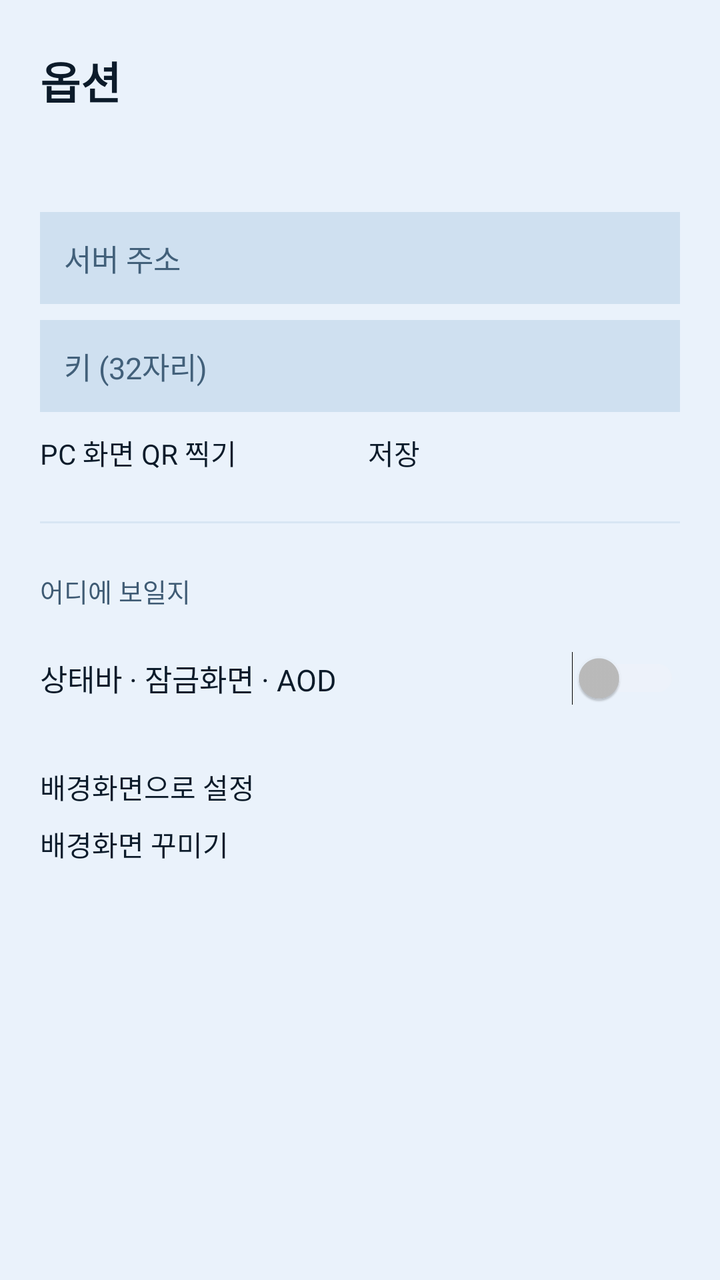
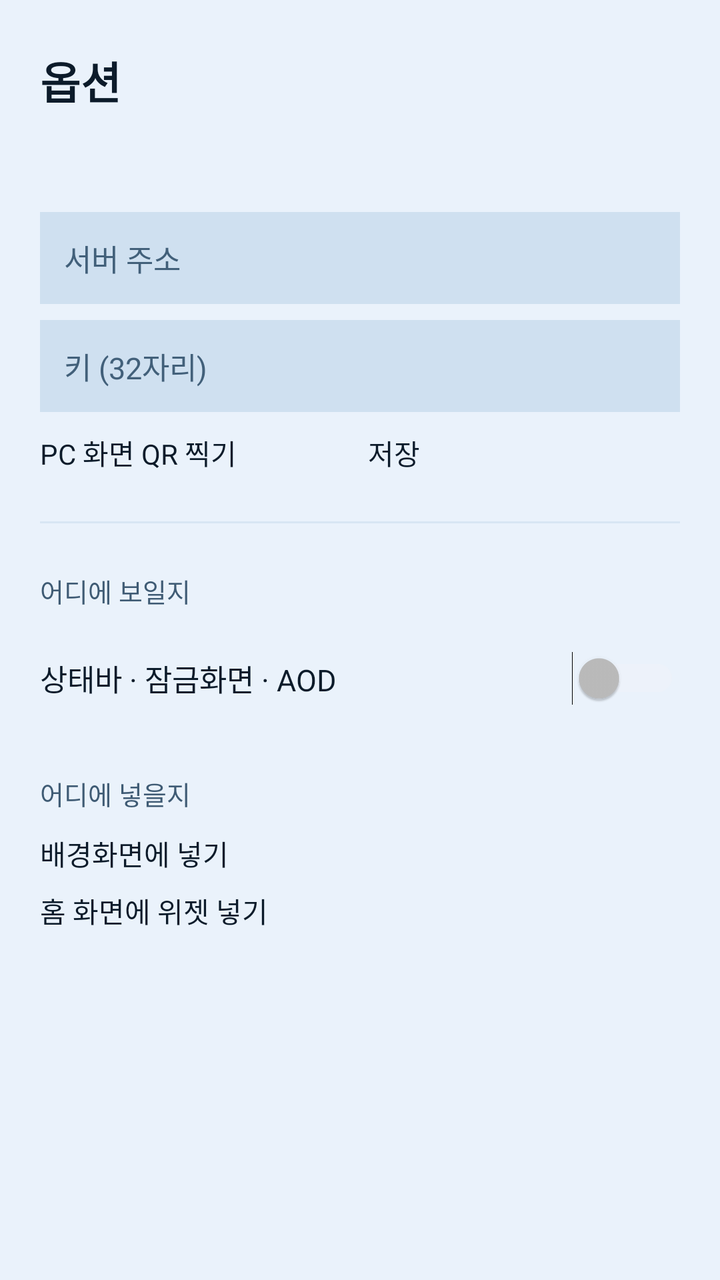

Before-and-after screenshots of an Android layout around one commit, followed by the original layout XML and the change that was made.
<!-- AndroidManifest.xml: application theme AppTheme -->
<!-- res/layout/activity_settings.xml -->
<?xml version="1.0" encoding="utf-8"?>
<ScrollView xmlns:android="http://schemas.android.com/apk/res/android"
    android:layout_width="match_parent"
    android:layout_height="match_parent"
    android:background="@color/bg"
    android:fillViewport="true">

    <LinearLayout
        android:layout_width="match_parent"
        android:layout_height="wrap_content"
        android:orientation="vertical"
        android:paddingHorizontal="20dp"
        android:paddingTop="24dp"
        android:paddingBottom="32dp">

        <TextView
            android:layout_width="wrap_content"
            android:layout_height="wrap_content"
            android:text="옵션"
            android:textColor="@color/title"
            android:textSize="22sp"
            android:textStyle="bold" />

        <TextView
            android:id="@+id/pair_head"
            android:layout_width="match_parent"
            android:layout_height="wrap_content"
            android:layout_marginTop="24dp"
            android:textColor="@color/label"
            android:textSize="13sp" />

        <EditText
            android:id="@+id/url"
            android:layout_width="match_parent"
            android:layout_height="wrap_content"
            android:layout_marginTop="8dp"
            android:autofillHints="url"
            android:background="@color/track"
            android:hint="서버 주소"
            android:inputType="textUri"
            android:padding="12dp"
            android:textColor="@color/title"
            android:textColorHint="@color/faint"
            android:textSize="15sp" />

        <EditText
            android:id="@+id/key"
            android:layout_width="match_parent"
            android:layout_height="wrap_content"
            android:layout_marginTop="8dp"
            android:autofillHints="password"
            android:background="@color/track"
            android:hint="키 (32자리)"
            android:inputType="textNoSuggestions"
            android:maxLength="32"
            android:padding="12dp"
            android:textColor="@color/title"
            android:textColorHint="@color/faint"
            android:textSize="15sp" />

        <LinearLayout
            android:layout_width="match_parent"
            android:layout_height="wrap_content"
            android:layout_marginTop="10dp"
            android:orientation="horizontal">

            <Button
                android:id="@+id/scan"
                android:layout_width="0dp"
                android:layout_height="wrap_content"
                android:layout_weight="1"
                android:text="PC 화면 QR 찍기"
                android:textColor="@color/title" />

            <Button
                android:id="@+id/save"
                android:layout_width="0dp"
                android:layout_height="wrap_content"
                android:layout_marginStart="8dp"
                android:layout_weight="1"
                android:text="저장"
                android:textColor="@color/title" />
        </LinearLayout>

        <View
            android:layout_width="match_parent"
            android:layout_height="1dp"
            android:layout_marginVertical="24dp"
            android:background="@color/line" />

        <TextView
            android:layout_width="wrap_content"
            android:layout_height="wrap_content"
            android:text="어디에 보일지"
            android:textColor="@color/label"
            android:textSize="13sp" />

        <Switch
            android:id="@+id/notify"
            android:layout_width="match_parent"
            android:layout_height="wrap_content"
            android:layout_marginTop="10dp"
            android:minHeight="48dp"
            android:text="상태바 · 잠금화면 · AOD"
            android:textColor="@color/title"
            android:textSize="15sp" />

        <Button
            android:id="@+id/wallpaper"
            android:layout_width="match_parent"
            android:layout_height="wrap_content"
            android:layout_marginTop="20dp"
            android:text="배경화면으로 설정"
            android:textColor="@color/title" />

        <Button
            android:id="@+id/customize"
            android:layout_width="match_parent"
            android:layout_height="wrap_content"
            android:layout_marginTop="8dp"
            android:text="배경화면 꾸미기"
            android:textColor="@color/title" />
    </LinearLayout>
</ScrollView>
<!-- resources referenced by this layout -->
<resources>
  <color name="bg">#eaf2fb</color>
  <color name="faint">#42607a</color>
  <color name="label">#3f5b74</color>
  <color name="line">#d8e6f3</color>
  <color name="title">#0c1b2a</color>
  <color name="track">#cfe0f0</color>
  <style name="AppTheme" parent="@android:style/Theme.DeviceDefault.NoActionBar">
          <item name="android:windowBackground">@color/bg</item>
          <item name="android:colorBackground">@color/bg</item>
          <item name="android:statusBarColor">@color/bg</item>
          <item name="android:navigationBarColor">@color/bg</item>
  
          
          <item name="android:windowLightStatusBar">true</item>
      </style>
</resources>

<!-- the commit's change to res/layout/activity_settings.xml (unified diff, before → after) -->
@@ -105,20 +105,29 @@
             android:textColor="@color/title"
             android:textSize="15sp" />
 
+        
+        <TextView
+            android:layout_width="wrap_content"
+            android:layout_height="wrap_content"
+            android:layout_marginTop="24dp"
+            android:text="어디에 넣을지"
+            android:textColor="@color/label"
+            android:textSize="13sp" />
+
         <Button
             android:id="@+id/wallpaper"
             android:layout_width="match_parent"
             android:layout_height="wrap_content"
-            android:layout_marginTop="20dp"
-            android:text="배경화면으로 설정"
+            android:layout_marginTop="10dp"
+            android:text="배경화면에 넣기"
             android:textColor="@color/title" />
 
         <Button
-            android:id="@+id/customize"
+            android:id="@+id/widget"
             android:layout_width="match_parent"
             android:layout_height="wrap_content"
             android:layout_marginTop="8dp"
-            android:text="배경화면 꾸미기"
+            android:text="홈 화면에 위젯 넣기"
             android:textColor="@color/title" />
     </LinearLayout>
 </ScrollView>
